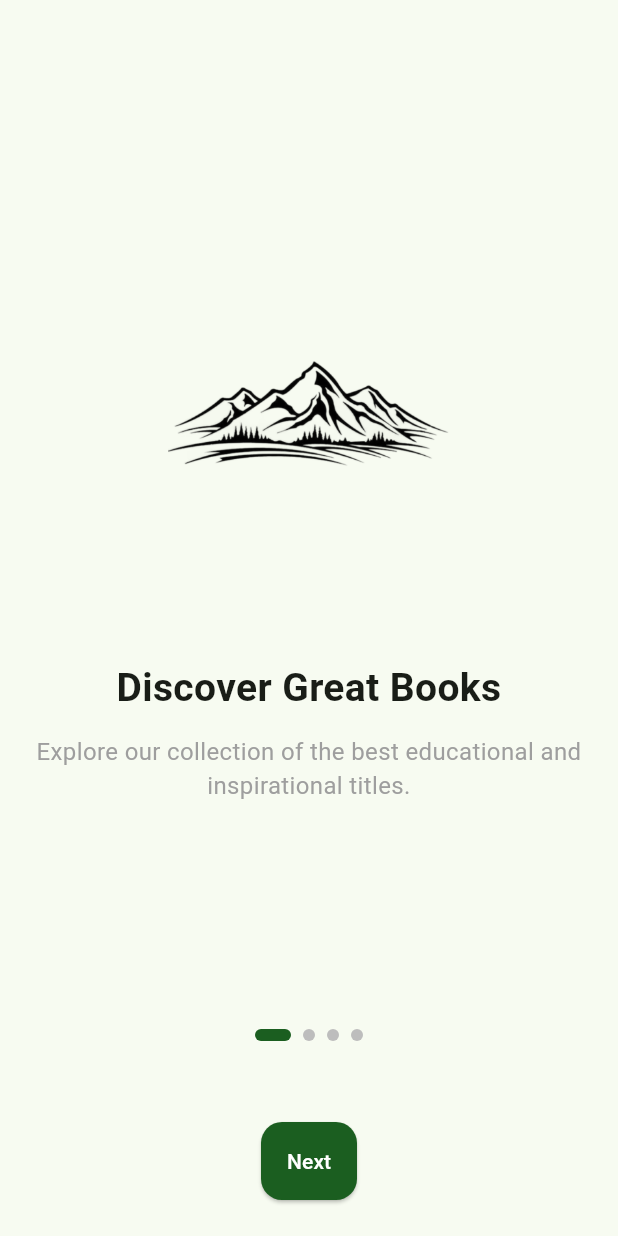
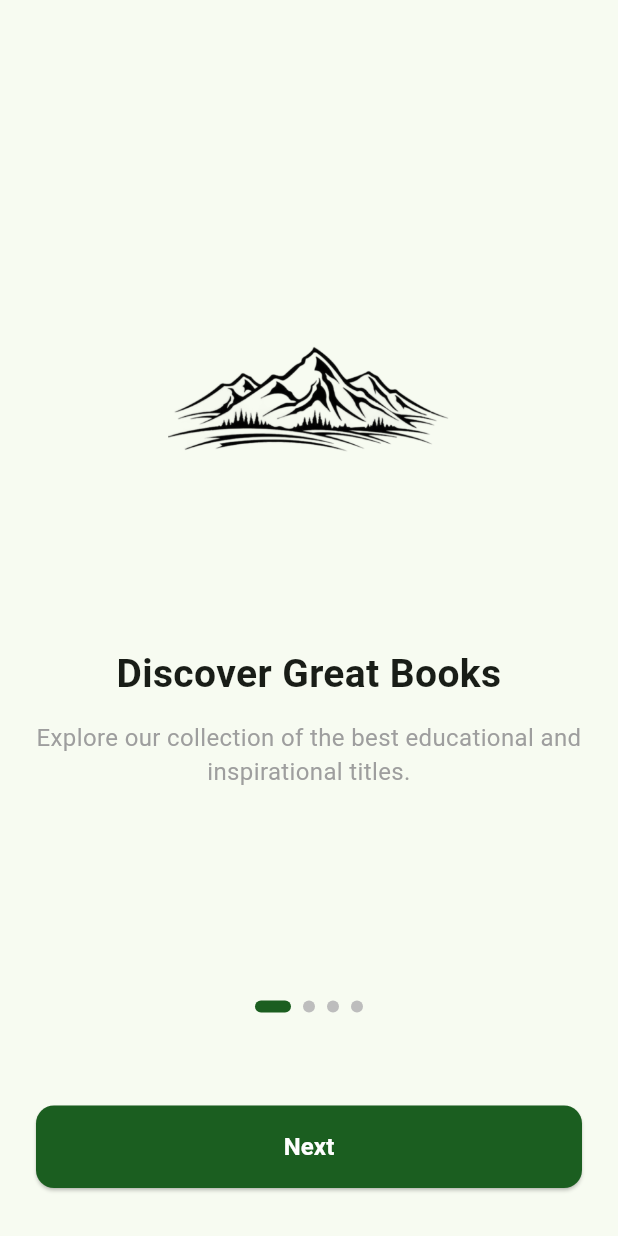
Before and after one commit to LummyHills97/hills_book_store, a Flutter app: the screen it shows after launch, on a phone screen of 412 x 824 dp. Run offline on Flutter 3.47's test engine with Material 3 defaults, Android fonts, the light colour scheme and no system bars; our stand-ins replace flutter_bloc; Roboto replaces fonts that are missing (Poppins).

Commit message:
changed the button

```diff
--- a/lib/features/onboarding/presentation/screens/onboarding_screen.dart
+++ b/lib/features/onboarding/presentation/screens/onboarding_screen.dart
@@ -51,6 +51,7 @@ class _OnboardingScreenState extends State<OnboardingScreen> {
       body: Column(
         mainAxisAlignment: MainAxisAlignment.spaceBetween,
         children: [
+          // 👇 Onboarding content
           Expanded(
             child: PageView.builder(
               controller: _pageController,
@@ -90,7 +91,7 @@ class _OnboardingScreenState extends State<OnboardingScreen> {
             ),
           ),
 
-          // Dots Indicator
+          // 👇 Dots Indicator
           Row(
             mainAxisAlignment: MainAxisAlignment.center,
             children: List.generate(
@@ -109,59 +110,94 @@ class _OnboardingScreenState extends State<OnboardingScreen> {
               ),
             ),
           ),
+
           const SizedBox(height: 30),
 
-          // Buttons
+          // 👇 Buttons Section
           Padding(
             padding:
-                const EdgeInsets.symmetric(horizontal: 24.0, vertical: 24.0),
+                const EdgeInsets.symmetric(horizontal: 24.0, vertical: 32.0),
             child: Column(
+              mainAxisSize: MainAxisSize.min,
               children: [
                 if (_currentPage < pages.length - 1)
-                  ElevatedButton(
+                  SizedBox(
+                    width: double.infinity,
+                    child: ElevatedButton(
                       onPressed: _nextPage,
                       style: ElevatedButton.styleFrom(
                         backgroundColor: Colors.green.shade900,
-                      foregroundColor: Colors.white,
                         padding: const EdgeInsets.symmetric(vertical: 16),
                         shape: RoundedRectangleBorder(
-                        borderRadius: BorderRadius.circular(14),
+                          borderRadius: BorderRadius.circular(12),
                         ),
                       ),
-                    child: const Text("Next"),
+                      child: const Text(
+                        "Next",
+                        style: TextStyle(
+                          fontSize: 16,
+                          fontWeight: FontWeight.bold,
+                          color: Colors.white,
                         ),
+                      ),
+                    ),
+                  ),
+
                 if (_currentPage == pages.length - 1) ...[
-                  ElevatedButton(
+                  // 👇 Login button (first)
+                  SizedBox(
+                    width: double.infinity,
+                    child: ElevatedButton(
+                      onPressed: () {
+                        Navigator.pushNamed(context, '/login');
+                      },
+                      style: ElevatedButton.styleFrom(
+                        backgroundColor: Colors.white,
+                        side: BorderSide(color: Colors.green.shade900),
+                        padding: const EdgeInsets.symmetric(vertical: 16),
+                        shape: RoundedRectangleBorder(
+                          borderRadius: BorderRadius.circular(12),
+                        ),
+                      ),
+                      child: Text(
+                        "Login",
+                        style: TextStyle(
+                          fontSize: 16,
+                          fontWeight: FontWeight.bold,
+                          color: Colors.green.shade900,
+                        ),
+                      ),
+                    ),
+                  ),
+                  const SizedBox(height: 12),
+                  // 👇 Create Account button (second)
+                  SizedBox(
+                    width: double.infinity,
+                    child: ElevatedButton(
                       onPressed: () {
                         Navigator.push(
                           context,
                           MaterialPageRoute(
-                            builder: (_) => const CreateAccountScreen()),
+                            builder: (context) => const CreateAccountScreen(),
+                          ),
                         );
                       },
                       style: ElevatedButton.styleFrom(
                         backgroundColor: Colors.green.shade900,
-                      foregroundColor: Colors.white,
                         padding: const EdgeInsets.symmetric(vertical: 16),
                         shape: RoundedRectangleBorder(
-                        borderRadius: BorderRadius.circular(14),
+                          borderRadius: BorderRadius.circular(12),
                         ),
                       ),
-                    child: const Text("Create Account"),
-                  ),
-                  const SizedBox(height: 12),
-                  OutlinedButton(
-                    onPressed: () {
-                      // TODO: Navigate to Login Screen
-                    },
-                    style: OutlinedButton.styleFrom(
-                      foregroundColor: Colors.green.shade900,
-                      padding: const EdgeInsets.symmetric(vertical: 16),
-                      shape: RoundedRectangleBorder(
-                        borderRadius: BorderRadius.circular(14),
+                      child: const Text(
+                        "Create Account",
+                        style: TextStyle(
+                          fontSize: 16,
+                          fontWeight: FontWeight.bold,
+                          color: Colors.white,
                         ),
                       ),
-                    child: const Text("Login"),
+                    ),
                   ),
                 ],
               ],
```
Lines whose indentation alone changed are shown as unchanged.
